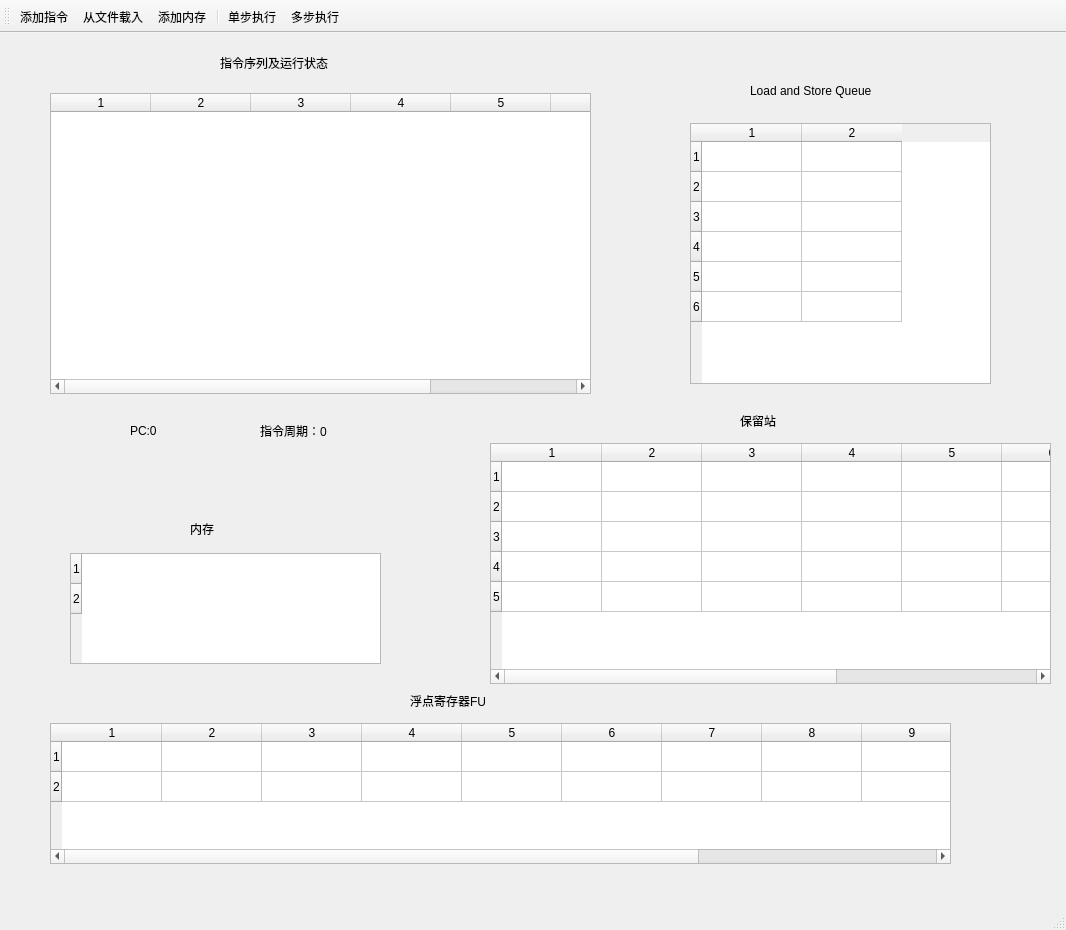
This is mainwindow.ui in systemstructure/Tomasulo as Qt 5 draws it before an edit. The edited form follows.
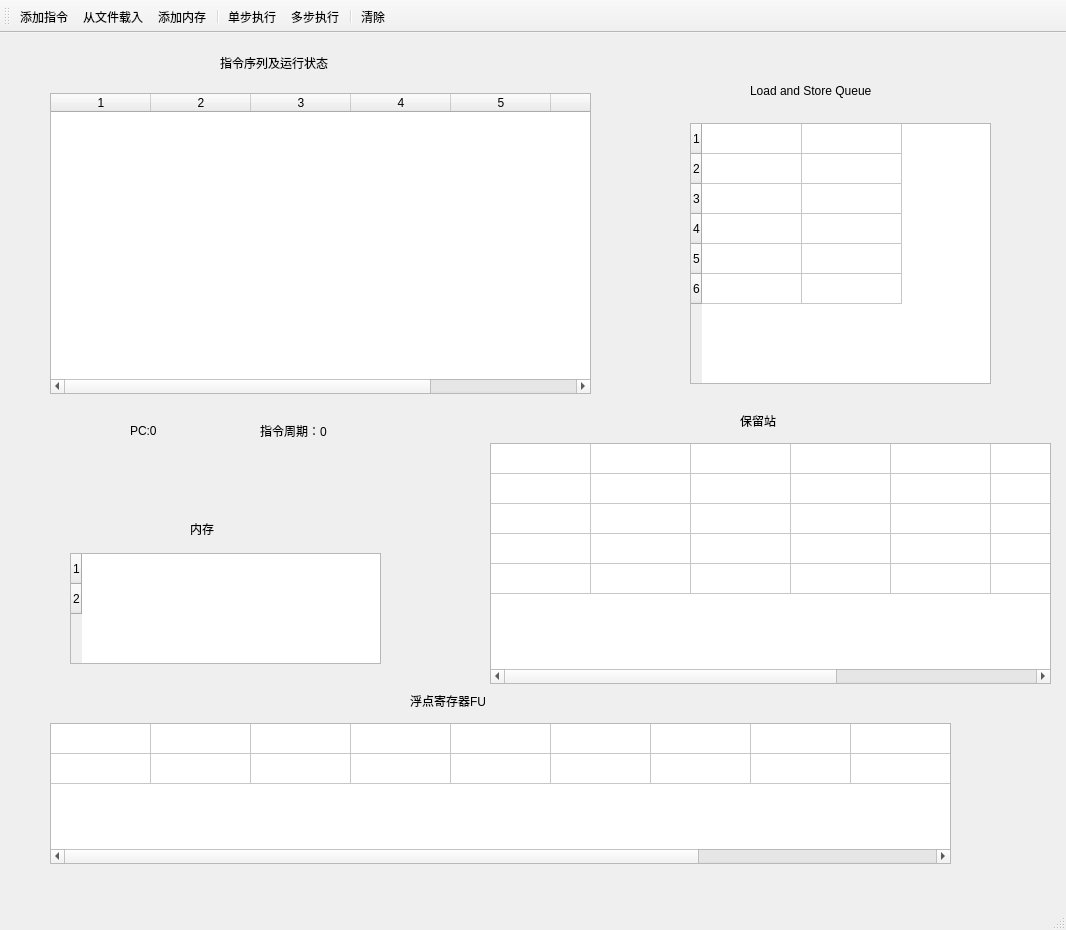
This is the edited form. Icons and pictures are not drawn.

Patch:
```diff
--- a/mainwindow.ui
+++ b/mainwindow.ui
@@ -33,7 +33,7 @@
      <number>2</number>
     </property>
     <attribute name="horizontalHeaderVisible">
-     <bool>true</bool>
+     <bool>false</bool>
     </attribute>
     <attribute name="horizontalHeaderShowSortIndicator" stdset="0">
      <bool>true</bool>
@@ -66,13 +66,13 @@
      <number>8</number>
     </property>
     <attribute name="horizontalHeaderVisible">
-     <bool>true</bool>
+     <bool>false</bool>
     </attribute>
     <attribute name="horizontalHeaderShowSortIndicator" stdset="0">
      <bool>true</bool>
     </attribute>
     <attribute name="verticalHeaderVisible">
-     <bool>true</bool>
+     <bool>false</bool>
     </attribute>
     <row/>
     <row/>
@@ -110,10 +110,10 @@
      <number>11</number>
     </property>
     <attribute name="horizontalHeaderVisible">
-     <bool>true</bool>
+     <bool>false</bool>
     </attribute>
     <attribute name="verticalHeaderVisible">
-     <bool>true</bool>
+     <bool>false</bool>
     </attribute>
     <row/>
     <row/>
@@ -340,6 +340,8 @@
    <addaction name="separator"/>
    <addaction name="onestepAction"/>
    <addaction name="multistepAction"/>
+   <addaction name="separator"/>
+   <addaction name="deleteAction"/>
   </widget>
   <widget class="QStatusBar" name="statusBar"/>
   <action name="addAction">
@@ -387,6 +389,15 @@
     <string>添加内存</string>
    </property>
   </action>
+  <action name="deleteAction">
+   <property name="icon">
+    <iconset resource="icons.qrc">
+     <normaloff>:/src/src/Delete.png</normaloff>:/src/src/Delete.png</iconset>
+   </property>
+   <property name="text">
+    <string>清除</string>
+   </property>
+  </action>
  </widget>
  <layoutdefault spacing="6" margin="11"/>
  <resources>
```
